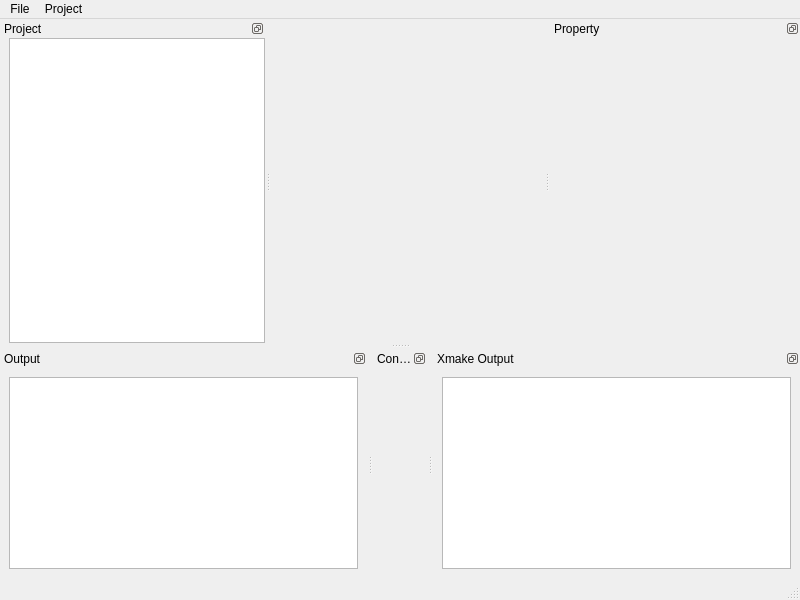
csplink/csp, file apps/dev/views/mainwindow_view.ui: the form before one commit.
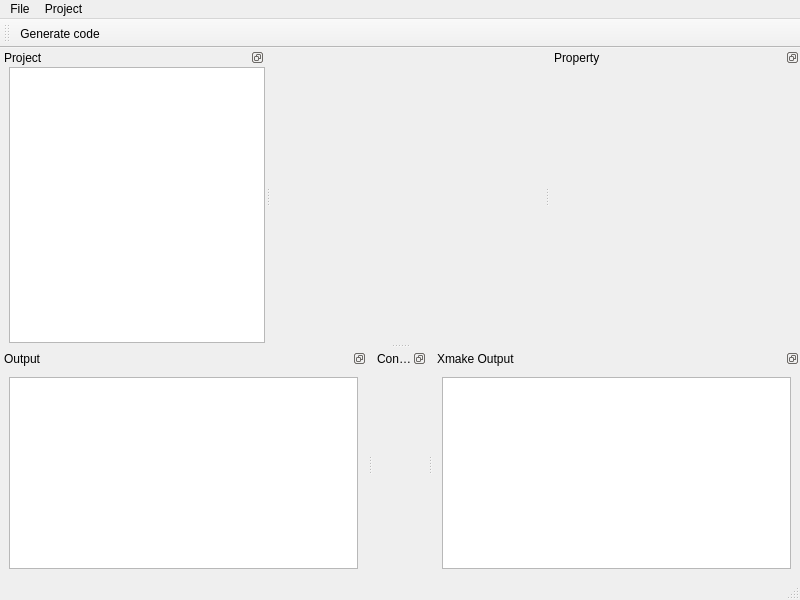
The form after the commit. Icons and pictures are not drawn. Custom widgets are drawn as their Qt base class.

The edit to the form file:
```diff
--- a/apps/dev/views/mainwindow_view.ui
+++ b/apps/dev/views/mainwindow_view.ui
@@ -228,6 +228,18 @@
     </layout>
    </widget>
   </widget>
+  <widget class="QToolBar" name="toolbar">
+   <property name="windowTitle">
+    <string>toolBar</string>
+   </property>
+   <attribute name="toolBarArea">
+    <enum>TopToolBarArea</enum>
+   </attribute>
+   <attribute name="toolBarBreak">
+    <bool>false</bool>
+   </attribute>
+   <addaction name="action_generate"/>
+  </widget>
   <action name="action_load">
    <property name="text">
     <string>Load Project</string>
```
Left out of the diff: 8 changed lines with no effect on the pictures.
